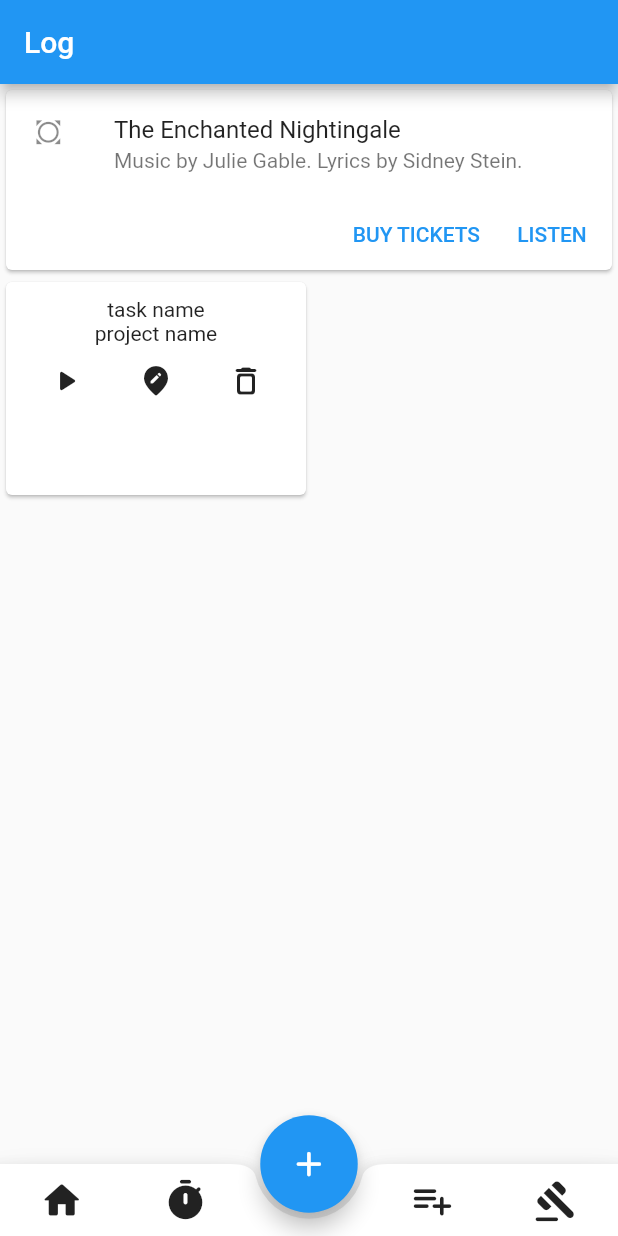
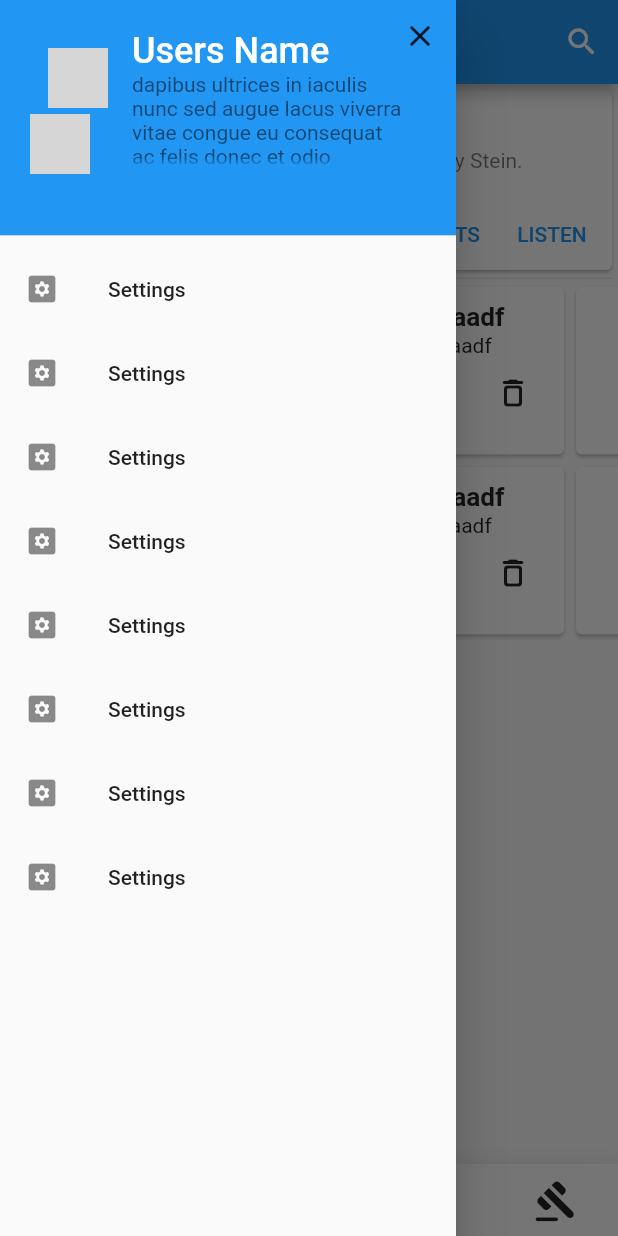
Before and after one commit to Z-inator/productivity_app, a Flutter app: the screen it shows after launch, with the side drawer open (before the commit the screen has no drawer), on a phone screen of 412 x 824 dp. Run offline on Flutter 3.47's test engine with Material 2 defaults, Android fonts, the phone set to English and light mode, and no system bars; network calls fail; grey boxes are pictures that could not be loaded.

Commit message:
Continued work on Homepage UI

```diff
--- a/lib/screens/base_framework.dart
+++ b/lib/screens/base_framework.dart
@@ -1,6 +1,7 @@
 import 'package:flutter/material.dart';
 import 'home_screen.dart';
-
+import 'package:productivity_app/widgets/bottom_navigation_bar.dart';
+import 'package:productivity_app/widgets/settings_drawer_widget.dart';
 
 class BaseFramework extends StatelessWidget {
   @override
@@ -8,48 +9,17 @@ class BaseFramework extends StatelessWidget {
     return Scaffold(
       appBar: AppBar(
         title: Text('Log'),
+        actions: [
+          IconButton(
+            icon: Icon(Icons.search_rounded),
+            onPressed: () {},
+          )
+        ],
       ),
-      body: HomeScreen(),
-      bottomNavigationBar: BottomAppBar(
-          color: Colors.white,
-          shape: CircularNotchedRectangle(),
-          child: Container(
-            child: Row(
-              mainAxisSize: MainAxisSize.max,
-              mainAxisAlignment: MainAxisAlignment.spaceAround,
-              children: <Widget>[
-                Expanded(
-                  child: IconButton(
-                    icon: Icon(Icons.home_rounded),
-                    iconSize: 30.0,
-                    onPressed: () {},
-                  ),
-                ),
-                Expanded(
-                  child: IconButton(
-                    icon: Icon(Icons.timer_rounded),
-                    iconSize: 30.0,
-                    onPressed: () {},
-                  ),
-                ),
-                Spacer(),
-                Expanded(
-                  child: IconButton(
-                    icon: Icon(Icons.playlist_add_rounded),
-                    iconSize: 30.0,
-                    onPressed: () {},
-                  ),
-                ),
-                Expanded(
-                  child: IconButton(
-                    icon: Icon(Icons.gavel_rounded),
-                    iconSize: 30.0,
-                    onPressed: () {},
-                  ),
-                ),
-              ],
-            ),
-          )),
+      body: SafeArea(
+        child: HomeScreen()
+      ),
+      bottomNavigationBar: BottomNavigationBarBase(),
       floatingActionButton: Container(
         height: 65.0,
         width: 65.0,
@@ -63,6 +33,7 @@ class BaseFramework extends StatelessWidget {
         )),
       ),
       floatingActionButtonLocation: FloatingActionButtonLocation.centerDocked,
+      drawer: SettingsDrawer(),
     );
   }
 }
--- a/lib/screens/home_screen.dart
+++ b/lib/screens/home_screen.dart
@@ -1,5 +1,6 @@
 import 'package:flutter/material.dart';
-import 'package:productivity_app/components/reusable_time_card_widget.dart';
+import 'package:flutter/rendering.dart';
+import 'package:productivity_app/widgets/time_log_list_widget.dart';
 
 class HomeScreen extends StatelessWidget {
   @override
@@ -12,8 +13,11 @@ class HomeScreen extends StatelessWidget {
             mainAxisSize: MainAxisSize.min,
             children: <Widget>[
               const ListTile(
-                leading: Icon(Icons.all_out),
-                title: Text('The Enchanted Nightingale'),
+                leading: CircleAvatar(
+                  backgroundImage: NetworkImage(
+                      'https://flutter.github.io/assets-for-api-docs/assets/widgets/owl.jpg'),
+                ),
+                title: Text('User\'s Name'),
                 subtitle: Text('Music by Julie Gable. Lyrics by Sidney Stein.'),
               ),
               Row(
@@ -34,18 +38,14 @@ class HomeScreen extends StatelessWidget {
             ],
           ),
         ),
-        Container(
-          height: 150.0,
-          child: ListView(
-            scrollDirection: Axis.horizontal,
-            children: <Widget>[
-              ReusableTimeCard(
-                  task: 'task name',
-                  project: 'project name',
-                  timeLogged: '20 hrs'),
-            ],
-          ),
+        Divider(
+          height: 3,
+          indent: 4,
+          endIndent: 4,
         ),
+        TimeLogList(),
+        TimeLogList(),
+
       ],
     );
   }
--- /dev/null
+++ b/lib/widgets/bottom_navigation_bar.dart
@@ -0,0 +1,52 @@
+import 'package:flutter/material.dart';
+
+class BottomNavigationBarBase extends StatelessWidget {
+  const BottomNavigationBarBase({
+    Key key,
+  }) : super(key: key);
+
+  @override
+  Widget build(BuildContext context) {
+    return BottomAppBar(
+      color: Colors.white,
+      shape: CircularNotchedRectangle(),
+        child: Row(
+          mainAxisSize: MainAxisSize.max,
+          mainAxisAlignment: MainAxisAlignment.spaceAround,
+          children: <Widget>[
+            Expanded(
+              child: IconButton(
+                icon: Icon(Icons.home_rounded),
+                iconSize: 30.0,
+                autofocus: true,
+                focusColor: Colors.red,
+                onPressed: () {},
+              ),
+            ),
+            Expanded(
+              child: IconButton(
+                icon: Icon(Icons.timer_rounded),
+                iconSize: 30.0,
+                onPressed: () {},
+              ),
+            ),
+            Spacer(),
+            Expanded(
+              child: IconButton(
+                icon: Icon(Icons.playlist_add_rounded),
+                iconSize: 30.0,
+                onPressed: () {},
+              ),
+            ),
+            Expanded(
+              child: IconButton(
+                icon: Icon(Icons.gavel_rounded),
+                iconSize: 30.0,
+                onPressed: () {},
+              ),
+            ),
+          ],
+        ),
+      );
+  }
+}
--- a/lib/components/reusable_time_card_widget.dart
+++ b/lib/widgets/reusable_task_card_widget.dart
@@ -1,10 +1,12 @@
 import 'package:flutter/material.dart';
 
 class ReusableTimeCard extends StatelessWidget {
-  ReusableTimeCard({this.task, this.project, this.timeLogged});
+  ReusableTimeCard(
+      {this.task, this.project, this.projectColor, this.timeLogged});
 
   final String task;
   final String project;
+  final Color projectColor;
   final String timeLogged;
 
   @override
@@ -13,6 +15,7 @@ class ReusableTimeCard extends StatelessWidget {
         child: Container(
       constraints: BoxConstraints(
         maxWidth: 200,
+        minWidth: 100,
       ),
       padding: EdgeInsets.all(10.0),
       child: Column(
@@ -21,14 +24,21 @@ class ReusableTimeCard extends StatelessWidget {
             task,
             softWrap: false,
             overflow: TextOverflow.fade,
+            style: TextStyle(
+              fontWeight: FontWeight.bold,
+            ),
+            textScaleFactor: 1.25,
           ),
           Text(
             project,
             softWrap: false,
             overflow: TextOverflow.fade,
+            style: TextStyle(
+              color: projectColor,
+            ),
           ),
           Row(
-              mainAxisSize: MainAxisSize.max,
+              mainAxisSize: MainAxisSize.min,
               mainAxisAlignment: MainAxisAlignment.spaceAround,
               children: <Widget>[
                 IconButton(
@@ -36,16 +46,37 @@ class ReusableTimeCard extends StatelessWidget {
                   onPressed: () {},
                 ),
                 IconButton(
-                  icon: Icon(Icons.edit_location_rounded),
+                  icon: Icon(Icons.create_rounded),
                   onPressed: () {},
                 ),
                 IconButton(
                   icon: Icon(Icons.delete_outline_rounded),
                   onPressed: () {},
                 ),
+                CheckboxesDemo(),
               ])
         ],
       ),
     ));
   }
 }
+
+class CheckboxesDemo extends StatefulWidget {
+  @override
+  _CheckboxesDemoState createState() => _CheckboxesDemoState();
+}
+
+class _CheckboxesDemoState extends State<CheckboxesDemo> {
+  bool val = false;
+  @override
+  Widget build(BuildContext context) {
+    return Checkbox(
+      value: val,
+      onChanged: (bool value) {
+         setState(() {
+           val = value;
+        });
+      }
+    );
+  }
+}
--- /dev/null
+++ b/lib/widgets/reusable_time_card_widget.dart
@@ -0,0 +1,63 @@
+import 'package:flutter/material.dart';
+
+class ReusableTimeCard extends StatelessWidget {
+  ReusableTimeCard(
+      {this.task, this.project, this.projectColor, this.timeLogged});
+
+  final String task;
+  final String project;
+  final Color projectColor;
+  final String timeLogged;
+
+  @override
+  Widget build(BuildContext context) {
+    return Card(
+      child: Container(
+        constraints: BoxConstraints(
+          maxWidth: 200,
+          minWidth: 100,
+        ),
+        padding: EdgeInsets.all(10.0),
+        child: Column(
+          children: <Widget>[
+            Text(
+              task,
+              softWrap: false,
+              overflow: TextOverflow.fade,
+              style: TextStyle(
+                fontWeight: FontWeight.bold,
+              ),
+              textScaleFactor: 1.25,
+            ),
+            Text(
+              project,
+              softWrap: false,
+              overflow: TextOverflow.fade,
+              style: TextStyle(
+                color: projectColor,
+              ),
+            ),
+            Row(
+              mainAxisSize: MainAxisSize.min,
+              mainAxisAlignment: MainAxisAlignment.spaceAround,
+              children: <Widget>[
+                IconButton(
+                  icon: Icon(Icons.play_arrow_rounded),
+                  onPressed: () {},
+                ),
+                IconButton(
+                  icon: Icon(Icons.create_rounded),
+                  onPressed: () {},
+                ),
+                IconButton(
+                  icon: Icon(Icons.delete_outline_rounded),
+                  onPressed: () {},
+                ),
+              ]
+            )
+          ],
+        ),
+      )
+    );
+  }
+}
--- /dev/null
+++ b/lib/widgets/settings_drawer_widget.dart
@@ -0,0 +1,93 @@
+import 'package:flutter/material.dart';
+
+class SettingsDrawer extends StatelessWidget {
+  const SettingsDrawer({
+    Key key,
+  }) : super(key: key);
+
+  @override
+  Widget build(BuildContext context) {
+    return Drawer(
+      child: Column(
+        crossAxisAlignment: CrossAxisAlignment.stretch,
+        mainAxisSize: MainAxisSize.max,
+        children: <Widget>[
+          Expanded(
+              flex: 1,
+              child: Stack(
+                children: <Widget>[
+                  DrawerHeader(
+                    decoration: BoxDecoration(color: Colors.blue),
+                    child: ListTile(
+                        leading: CircleAvatar(
+                          backgroundImage: NetworkImage(
+                              'https://flutter.github.io/assets-for-api-docs/assets/widgets/owl.jpg'),
+                        ),
+                        title: Text(
+                          'User\s Name',
+                          style: TextStyle(
+                            fontSize: 24,
+                            color: Colors.white,
+                          ),
+                        ),
+                        subtitle: Text(
+                          'dapibus ultrices in iaculis nunc sed augue lacus viverra vitae congue eu consequat ac felis donec et odio pellentesque ',
+                          overflow: TextOverflow.fade,
+                          maxLines: 4,
+                        )),
+                  ),
+                  Align(
+                    alignment: Alignment.topRight,
+                    child: IconButton(
+                      icon: Icon(Icons.clear_rounded),
+                      onPressed: () {
+                        Navigator.of(context).pop();
+                      },
+                    ),
+                  ),
+                ],
+              )),
+          Expanded(
+            flex: 4,
+            child: ListView(
+              children: <Widget>[
+                ListTile(
+                  leading: Icon(Icons.settings_applications_rounded),
+                  title: Text('Settings'),
+                ),
+                ListTile(
+                  leading: Icon(Icons.settings_applications_rounded),
+                  title: Text('Settings'),
+                ),
+                ListTile(
+                  leading: Icon(Icons.settings_applications_rounded),
+                  title: Text('Settings'),
+                ),
+                ListTile(
+                  leading: Icon(Icons.settings_applications_rounded),
+                  title: Text('Settings'),
+                ),
+                ListTile(
+                  leading: Icon(Icons.settings_applications_rounded),
+                  title: Text('Settings'),
+                ),
+                ListTile(
+                  leading: Icon(Icons.settings_applications_rounded),
+                  title: Text('Settings'),
+                ),
+                ListTile(
+                  leading: Icon(Icons.settings_applications_rounded),
+                  title: Text('Settings'),
+                ),
+                ListTile(
+                  leading: Icon(Icons.settings_applications_rounded),
+                  title: Text('Settings'),
+                ),
+              ],
+            ),
+          )
+        ],
+      ),
+    );
+  }
+}
--- /dev/null
+++ b/lib/widgets/task_list_widget.dart
@@ -0,0 +1,55 @@
+import 'package:flutter/material.dart';
+import 'package:flutter/rendering.dart';
+import 'reusable_time_card_widget.dart';
+
+class TimeLogList extends StatefulWidget {
+  @override
+  _TimeLogListState createState() => _TimeLogListState();
+}
+
+class _TimeLogListState extends State<TimeLogList> {
+  final List<String> list = [
+    'asdfsadf asdfsfsa sadf',
+    'asdfsfa' 'adf',
+    'asdfasd',
+    'asdfas sadfad',
+    'asdfsad',
+    'asdf',
+    'asdfsadf asdfsfsa sadf',
+    'asdfsfa' 'adf',
+    'asdfasd',
+    'asdfas sadfad',
+    'asdfsad',
+    'asdf',
+    'asdfsadf asdfsfsa sadf',
+    'asdfsfa' 'adf',
+    'asdfasd',
+    'asdfas sadfad',
+    'asdfsad',
+    'asdf',
+    'asdfsadf asdfsfsa sadf',
+    'asdfsfa' 'adf',
+    'asdfasd',
+    'asdfas sadfad',
+    'asdfsad',
+    'asdf',
+  ];
+  @override
+  Widget build(BuildContext context) {
+    return Container(
+      height: 120.0,
+      child: Scrollbar(
+        child: ListView.builder(
+          scrollDirection: Axis.horizontal,
+          itemCount: list.length,
+          itemBuilder: (context, index) {
+            return ReusableTimeCard(
+              task: list[index],
+              project: list[index],
+            );
+          }
+        ),
+      )
+    );
+  }
+}
--- /dev/null
+++ b/lib/widgets/time_log_list_widget.dart
@@ -0,0 +1,55 @@
+import 'package:flutter/material.dart';
+import 'package:flutter/rendering.dart';
+import 'reusable_time_card_widget.dart';
+
+class TimeLogList extends StatefulWidget {
+  @override
+  _TimeLogListState createState() => _TimeLogListState();
+}
+
+class _TimeLogListState extends State<TimeLogList> {
+  final List<String> list = [
+    'asdfsadf asdfsfsa sadf',
+    'asdfsfa' 'adf',
+    'asdfasd',
+    'asdfas sadfad',
+    'asdfsad',
+    'asdf',
+    'asdfsadf asdfsfsa sadf',
+    'asdfsfa' 'adf',
+    'asdfasd',
+    'asdfas sadfad',
+    'asdfsad',
+    'asdf',
+    'asdfsadf asdfsfsa sadf',
+    'asdfsfa' 'adf',
+    'asdfasd',
+    'asdfas sadfad',
+    'asdfsad',
+    'asdf',
+    'asdfsadf asdfsfsa sadf',
+    'asdfsfa' 'adf',
+    'asdfasd',
+    'asdfas sadfad',
+    'asdfsad',
+    'asdf',
+  ];
+  @override
+  Widget build(BuildContext context) {
+    return Container(
+      height: 120.0,
+      child: Scrollbar(
+        child: ListView.builder(
+          scrollDirection: Axis.horizontal,
+          itemCount: list.length,
+          itemBuilder: (context, index) {
+            return ReusableTimeCard(
+              task: list[index],
+              project: list[index],
+            );
+          }
+        ),
+      )
+    );
+  }
+}
```
Also changed, not shown: lib/widgets/home_page_dashboard_widget.dart (added).
